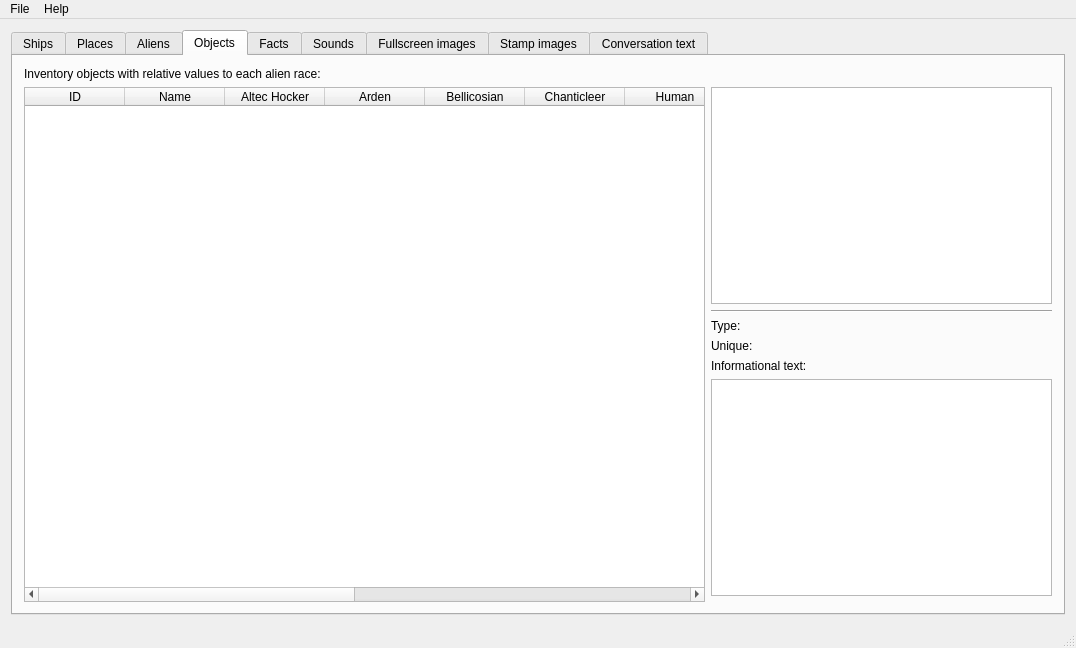
The window that mainwindow.ui (colinbourassa/nomad-resource-explorer) describes before a commit, drawn with Qt 5.
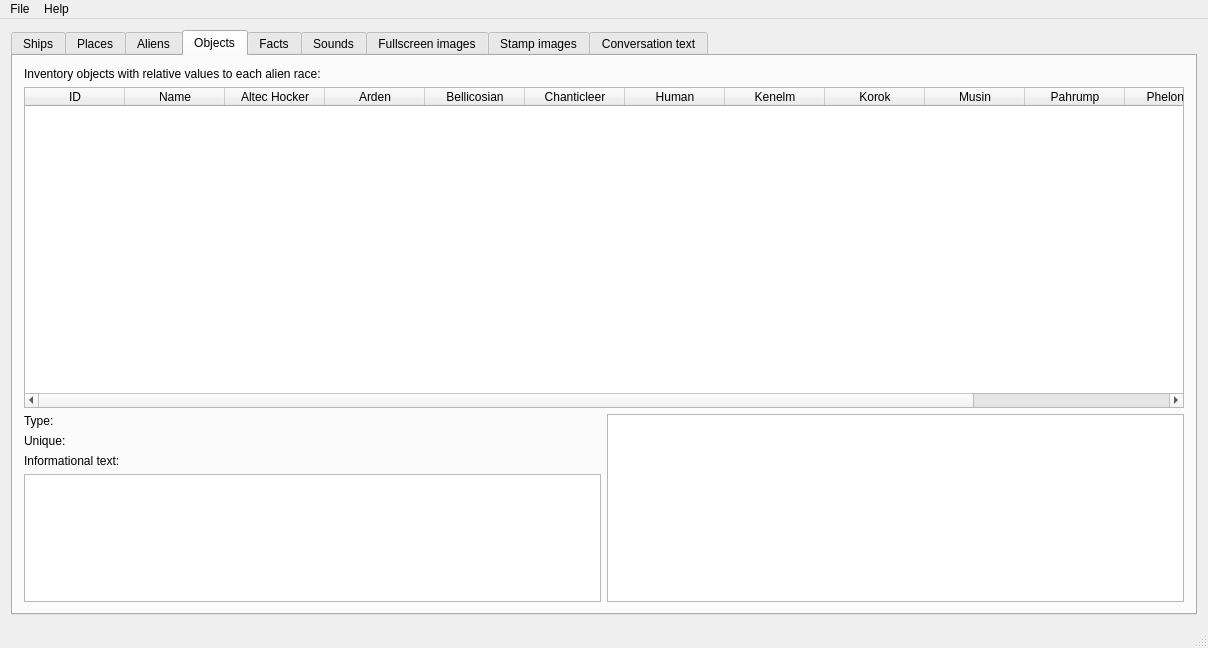
The same window after the commit. The open tabs and pages were chosen to show the change.

Commit message: Better layout on Object table; increased some font sizes

Patch:
```diff
--- a/mainwindow.ui
+++ b/mainwindow.ui
@@ -6,7 +6,7 @@
    <rect>
     <x>0</x>
     <y>0</y>
-    <width>1076</width>
+    <width>1208</width>
     <height>648</height>
    </rect>
   </property>
@@ -495,125 +495,7 @@
        <attribute name="title">
         <string>Objects</string>
        </attribute>
-       <layout class="QGridLayout" name="m_objectTabLayout" columnstretch="2,1">
-        <item row="1" column="0" rowspan="7">
-         <widget class="QTableWidget" name="m_objTable">
-          <property name="editTriggers">
-           <set>QAbstractItemView::NoEditTriggers</set>
-          </property>
-          <property name="selectionMode">
-           <enum>QAbstractItemView::SingleSelection</enum>
-          </property>
-          <property name="selectionBehavior">
-           <enum>QAbstractItemView::SelectRows</enum>
-          </property>
-          <property name="horizontalScrollMode">
-           <enum>QAbstractItemView::ScrollPerPixel</enum>
-          </property>
-          <property name="sortingEnabled">
-           <bool>true</bool>
-          </property>
-          <property name="columnCount">
-           <number>14</number>
-          </property>
-          <attribute name="horizontalHeaderHighlightSections">
-           <bool>false</bool>
-          </attribute>
-          <attribute name="horizontalHeaderStretchLastSection">
-           <bool>true</bool>
-          </attribute>
-          <attribute name="verticalHeaderVisible">
-           <bool>false</bool>
-          </attribute>
-          <column>
-           <property name="text">
-            <string>ID</string>
-           </property>
-          </column>
-          <column>
-           <property name="text">
-            <string>Name</string>
-           </property>
-          </column>
-          <column>
-           <property name="text">
-            <string>Altec Hocker</string>
-           </property>
-          </column>
-          <column>
-           <property name="text">
-            <string>Arden</string>
-           </property>
-          </column>
-          <column>
-           <property name="text">
-            <string>Bellicosian</string>
-           </property>
-          </column>
-          <column>
-           <property name="text">
-            <string>Chanticleer</string>
-           </property>
-          </column>
-          <column>
-           <property name="text">
-            <string>Human</string>
-           </property>
-          </column>
-          <column>
-           <property name="text">
-            <string>Kenelm</string>
-           </property>
-          </column>
-          <column>
-           <property name="text">
-            <string>Korok</string>
-           </property>
-          </column>
-          <column>
-           <property name="text">
-            <string>Musin</string>
-           </property>
-          </column>
-          <column>
-           <property name="text">
-            <string>Pahrump</string>
-           </property>
-          </column>
-          <column>
-           <property name="text">
-            <string>Phelonese</string>
-           </property>
-          </column>
-          <column>
-           <property name="text">
-            <string>Shaasa</string>
-           </property>
-          </column>
-          <column>
-           <property name="text">
-            <string>Ursor</string>
-           </property>
-          </column>
-         </widget>
-        </item>
-        <item row="4" column="1">
-         <widget class="QLabel" name="m_objectUniqueLabel">
-          <property name="text">
-           <string>Unique:</string>
-          </property>
-         </widget>
-        </item>
-        <item row="2" column="1">
-         <widget class="Line" name="m_objectHLine">
-          <property name="orientation">
-           <enum>Qt::Horizontal</enum>
-          </property>
-         </widget>
-        </item>
-        <item row="1" column="1">
-         <widget class="QGraphicsView" name="m_objectImageView"/>
-        </item>
+       <layout class="QGridLayout" name="gridLayout_7" rowstretch="0,5,0,0,0,2">
         <item row="0" column="0">
          <widget class="QLabel" name="m_objDescriptionLabel">
           <property name="text">
@@ -621,22 +503,139 @@
           </property>
          </widget>
         </item>
-        <item row="3" column="1">
+        <item row="1" column="0" colspan="2">
+         <widget class="QTableWidget" name="m_objTable">
+          <property name="editTriggers">
+           <set>QAbstractItemView::NoEditTriggers</set>
+          </property>
+          <property name="selectionMode">
+           <enum>QAbstractItemView::SingleSelection</enum>
+          </property>
+          <property name="selectionBehavior">
+           <enum>QAbstractItemView::SelectRows</enum>
+          </property>
+          <property name="horizontalScrollMode">
+           <enum>QAbstractItemView::ScrollPerPixel</enum>
+          </property>
+          <property name="sortingEnabled">
+           <bool>true</bool>
+          </property>
+          <property name="columnCount">
+           <number>14</number>
+          </property>
+          <attribute name="horizontalHeaderHighlightSections">
+           <bool>false</bool>
+          </attribute>
+          <attribute name="horizontalHeaderStretchLastSection">
+           <bool>true</bool>
+          </attribute>
+          <attribute name="verticalHeaderVisible">
+           <bool>false</bool>
+          </attribute>
+          <column>
+           <property name="text">
+            <string>ID</string>
+           </property>
+          </column>
+          <column>
+           <property name="text">
+            <string>Name</string>
+           </property>
+          </column>
+          <column>
+           <property name="text">
+            <string>Altec Hocker</string>
+           </property>
+          </column>
+          <column>
+           <property name="text">
+            <string>Arden</string>
+           </property>
+          </column>
+          <column>
+           <property name="text">
+            <string>Bellicosian</string>
+           </property>
+          </column>
+          <column>
+           <property name="text">
+            <string>Chanticleer</string>
+           </property>
+          </column>
+          <column>
+           <property name="text">
+            <string>Human</string>
+           </property>
+          </column>
+          <column>
+           <property name="text">
+            <string>Kenelm</string>
+           </property>
+          </column>
+          <column>
+           <property name="text">
+            <string>Korok</string>
+           </property>
+          </column>
+          <column>
+           <property name="text">
+            <string>Musin</string>
+           </property>
+          </column>
+          <column>
+           <property name="text">
+            <string>Pahrump</string>
+           </property>
+          </column>
+          <column>
+           <property name="text">
+            <string>Phelonese</string>
+           </property>
+          </column>
+          <column>
+           <property name="text">
+            <string>Shaasa</string>
+           </property>
+          </column>
+          <column>
+           <property name="text">
+            <string>Ursor</string>
+           </property>
+          </column>
+         </widget>
+        </item>
+        <item row="2" column="0">
          <widget class="QLabel" name="m_objectTypeLabel">
           <property name="text">
            <string>Type:</string>
           </property>
          </widget>
         </item>
-        <item row="5" column="1">
+        <item row="2" column="1" rowspan="4">
+         <widget class="QGraphicsView" name="m_objectImageView"/>
+        </item>
+        <item row="3" column="0">
+         <widget class="QLabel" name="m_objectUniqueLabel">
+          <property name="text">
+           <string>Unique:</string>
+          </property>
+         </widget>
+        </item>
+        <item row="4" column="0">
          <widget class="QLabel" name="m_objectInfoTextLabel">
           <property name="text">
            <string>Informational text:</string>
           </property>
          </widget>
         </item>
-        <item row="6" column="1">
-         <widget class="QPlainTextEdit" name="m_objectText"/>
+        <item row="5" column="0">
+         <widget class="QPlainTextEdit" name="m_objectText">
+          <property name="font">
+           <font>
+            <pointsize>12</pointsize>
+           </font>
+          </property>
+         </widget>
         </item>
        </layout>
       </widget>
@@ -1258,7 +1257,7 @@
     <rect>
      <x>0</x>
      <y>0</y>
-     <width>1076</width>
+     <width>1208</width>
      <height>20</height>
     </rect>
    </property>
```
Left out of the diff: 34 changed lines with no effect on the pictures.
